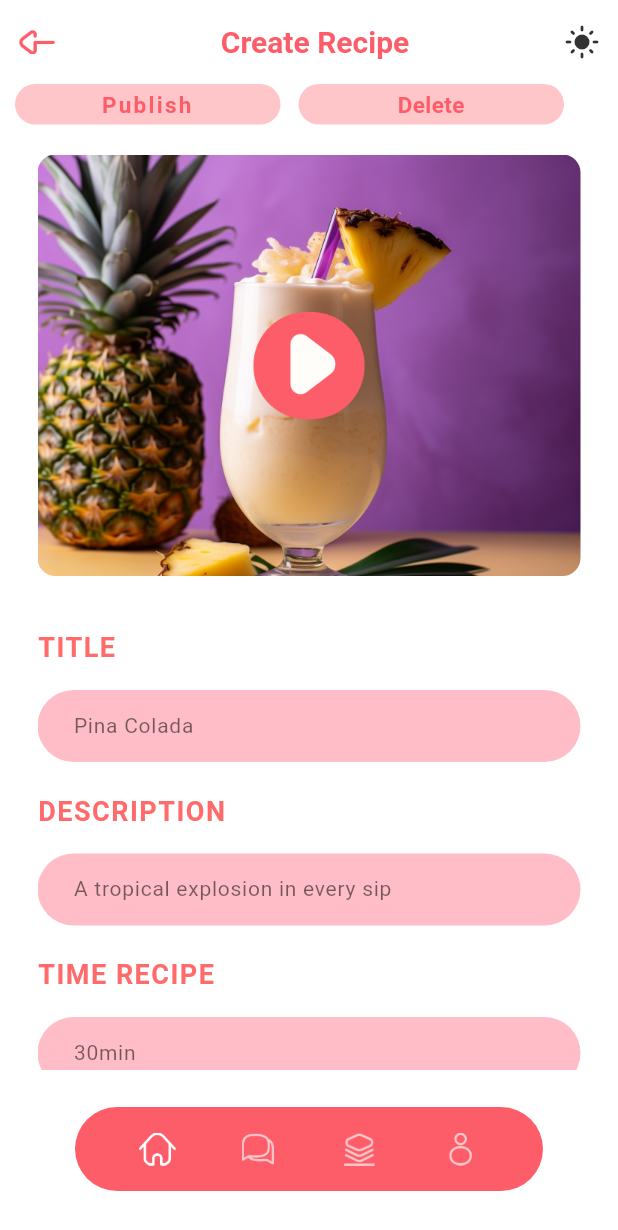
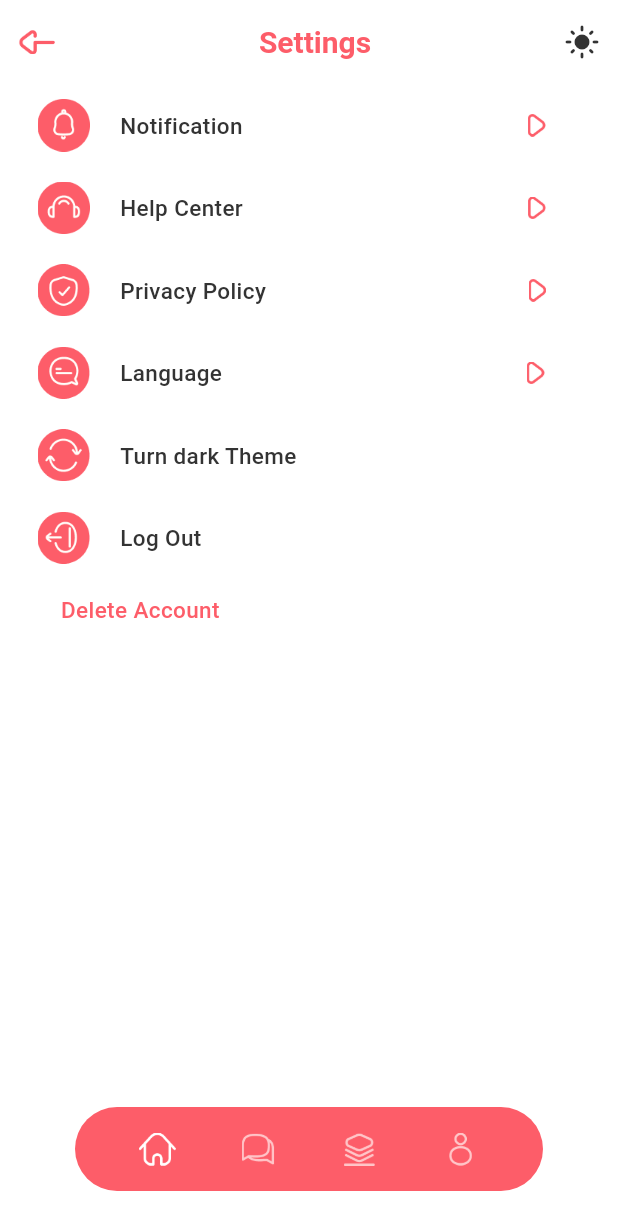
Before and after one commit to hamidulloulashov/homework_34_new, a Flutter app: the screen it shows after launch, on a phone screen of 412 x 824 dp. Shown: the top 1230 px of the screen. Run offline on Flutter 3.47's test engine with Material 3 defaults, Android fonts, the phone set to English and light mode, and no system bars; our stand-ins replace carousel_slider, dio, flutter_svg, go_router, shared_preferences, shimmer; accounts and stored records are empty.

Commit message:
O‘zgarish haqida izoh

```diff
--- a/lib/core/client.dart
+++ b/lib/core/client.dart
@@ -6,7 +6,7 @@ class ApiClient {
   ApiClient()
       : _dio = Dio(
           BaseOptions(
-            baseUrl: "http://192.168.0.104:8888/api/v1",
+            baseUrl: "http://192.168.0.103:8888/api/v1",
             connectTimeout: const Duration(seconds: 10),
             receiveTimeout: const Duration(seconds: 15),
             headers: {
--- a/lib/core/router/router.dart
+++ b/lib/core/router/router.dart
@@ -7,6 +7,8 @@ import 'package:homework_34/features/auth/pages/login_page.dart';
 import 'package:homework_34/features/auth/pages/register_page.dart';
 import 'package:homework_34/features/category/pages/category_page.dart';
 import 'package:homework_34/features/community/pages/community_page.dart';
+import 'package:homework_34/features/floating_menu_profile/pages/notifaction_pages.dart';
+import 'package:homework_34/features/floating_menu_profile/pages/settings_page.dart';
 import 'package:homework_34/features/onbording/pages/pagveiw_page.dart';
 import 'package:homework_34/features/top_chef/pages/top_chefs_page.dart';
 import 'package:homework_34/features/trending_news/pages/deatail_page.dart';
@@ -14,7 +16,7 @@ import 'package:homework_34/features/trending_news/pages/trending_recipes_page.d
 import 'package:homework_34/features/your_recipies/pages/your_recipeis_page.dart';
 class AppRouter {
   static final GoRouter router = GoRouter(
-    initialLocation: Routes.add_resipies,
+    initialLocation: Routes.settings,
     routes: [
       GoRoute(
         path: Routes.login,
@@ -62,7 +64,13 @@ class AppRouter {
       ),
       GoRoute(path: Routes.add_resipies,
       builder: (context, state) => AddResipeisPage(),
-      )
+      ),
+          GoRoute(path: Routes.settings,
+      builder: (context, state) => SettingsPage(),
+      ),
+           GoRoute(path: Routes.notifaction,
+      builder: (context, state) => NotifactionPages(),
+      ),
     ],
   );
 }
--- a/lib/core/router/routes.dart
+++ b/lib/core/router/routes.dart
@@ -9,4 +9,6 @@ class Routes {
   static const community = "/community";
   static const your_resipies = "/your_resipies";
   static const add_resipies = "/add_resipies";
+  static const settings = "/settings";
+  static const notifaction = "/notifaction";
  }
--- a/lib/features/common/widgets/custom_appbar_widget.dart
+++ b/lib/features/common/widgets/custom_appbar_widget.dart
@@ -70,7 +70,9 @@ class CustomAppBar extends StatelessWidget implements PreferredSizeWidget {
             ),
           ),
         if (second != null)
-          Container(
+          InkWell(
+            onTap: onSecondPressed,
+            child: Container(
               width: 28,
               height: 28,
               margin: const EdgeInsets.only(right: 8),
@@ -82,6 +84,7 @@ class CustomAppBar extends StatelessWidget implements PreferredSizeWidget {
                 padding: EdgeInsets.zero,
                 icon: Image.asset(second!, width: 18, height: 18),
                 onPressed: onSecondPressed,
+              ),
             ),
           ),
         ...?actions,
--- /dev/null
+++ b/lib/features/floating_menu_profile/pages/settings_page.dart
@@ -0,0 +1,105 @@
+import 'package:flutter/material.dart';
+import 'package:homework_34/core/utils/app_colors.dart';
+import 'package:homework_34/features/common/widgets/bottom_navigator_widget.dart';
+import 'package:homework_34/features/common/widgets/custom_appbar_widget.dart';
+import 'package:homework_34/features/floating_menu_profile/pages/notifaction_pages.dart';
+
+class SettingsPage extends StatelessWidget {
+  const SettingsPage({super.key});
+
+  @override
+  Widget build(BuildContext context) {
+    return Scaffold(
+      appBar: CustomAppBar(arrow: 'assets/arrow.png',title: "Settings",),
+      bottomNavigationBar: BottomNavigatorNews(),
+      body: Padding(
+        padding: const EdgeInsets.only(top: 10, left: 25),
+        child: Column(
+          children: [
+            Row(
+              children: [
+                Image.asset("assets/notifaction_contair.png", width: 35, height: 35,),
+                SizedBox(width: 20,),
+                Text("Notification",style: TextStyle(color: Theme.of(context).colorScheme.inverseSurface, fontWeight: FontWeight.w500, fontSize: 15),),
+                SizedBox(width: 190,),
+                GestureDetector(
+          onTap: () {
+            Navigator.push(
+              context,
+              MaterialPageRoute(builder: (context) => const NotifactionPages()),
+            );
+          },
+          child: Image.asset(
+            "assets/pause.png",
+            width: 12,
+            height: 15,
+          ),
+        ),
+              ],
+
+            ),
+            SizedBox(height: 20,),
+                  Row(
+              children: [
+                Image.asset("assets/naushnik.png", width: 35, height: 35,),
+                SizedBox(width: 20,),
+                Text("Help Center",style: TextStyle(color: Theme.of(context).colorScheme.inverseSurface, fontWeight: FontWeight.w500, fontSize: 15),),
+                SizedBox(width: 190,),
+                 Image.asset("assets/pause.png", width: 12, height: 15,),
+              ],
+
+            ),
+            SizedBox(height: 20,),
+                  Row(
+              children: [
+                Image.asset("assets/policy.png", width: 35, height: 35,),
+                SizedBox(width: 20,),
+                Text("Privacy Policy",style: TextStyle(color: Theme.of(context).colorScheme.inverseSurface, fontWeight: FontWeight.w500, fontSize: 15),),
+                SizedBox(width: 175,),
+                 Image.asset("assets/pause.png", width: 12, height: 15,),
+              ],
+
+            ),
+            SizedBox(height: 20,),
+                  Row(
+              children: [
+                Image.asset("assets/language.png", width: 35, height: 35,),
+                SizedBox(width: 20,),
+                Text("Language",style: TextStyle(color: Theme.of(context).colorScheme.inverseSurface, fontWeight: FontWeight.w500, fontSize: 15),),
+                SizedBox(width: 203,),
+                 Image.asset("assets/pause.png", width: 12, height: 15,),
+              ],
+
+            ),
+            SizedBox(height: 20,),
+                  Row(
+              children: [
+                Image.asset("assets/theme.png", width: 35, height: 35,),
+                SizedBox(width: 20,),
+                Text("Turn dark Theme",style: TextStyle(color: Theme.of(context).colorScheme.inverseSurface, fontWeight: FontWeight.w500, fontSize: 15),),
+
+              ],
+
+            ),
+            SizedBox(height: 20,),
+                  Row(
+              children: [
+                Image.asset("assets/log_out.png", width: 35, height: 35,),
+                SizedBox(width: 20,),
+                Text("Log Out",style: TextStyle(color: Theme.of(context).colorScheme.inverseSurface, fontWeight: FontWeight.w500, fontSize: 15),),
+
+              ],
+
+            ),
+            SizedBox(height: 20,),
+            Padding(
+              padding: const EdgeInsets.only(right: 250),
+              child: Text("Delete Account", style: TextStyle(color: AppColors.text, fontWeight: FontWeight.w500, fontSize: 15),),
+            )
+
+          ],
+        ),
+      ),
+    );
+  }
+}
--- a/lib/features/profile/pages/profile_page.dart
+++ b/lib/features/profile/pages/profile_page.dart
@@ -3,6 +3,7 @@ import 'package:homework_34/core/utils/app_colors.dart';
 import 'package:homework_34/data/repostories/your_recipies_repostory.dart';
 import 'package:homework_34/features/common/widgets/bottom_navigator_widget.dart';
 import 'package:homework_34/features/common/widgets/custom_appbar_widget.dart';
+import 'package:homework_34/features/floating_menu_profile/pages/settings_page.dart';
 import 'package:homework_34/features/profile/managers/favourite_veiw_model.dart';
 import 'package:homework_34/features/profile/managers/profile_view_model.dart';
 import 'package:homework_34/features/profile/widgets/recipe_detail_wigdet.dart';
@@ -38,6 +39,9 @@ class ProfilePage extends StatelessWidget {
                 first: 'assets/plus.png',
                 second: "assets/teng.png",
                 containerColor: AppColors.container,
+                onSecondPressed: () {
+                 Navigator.push(context, MaterialPageRoute(builder: (context)=> SettingsPage(),),);
+                },
               );
             },
           ),
```
Also changed, not shown: lib/features/floating_menu_profile/pages/notifaction_pages.dart (added, +167 -0 lines), assets/language.png (added), assets/log_out.png (added), assets/naushnik.png (added), assets/notifaction_contair.png (added), assets/pause.png (added), assets/policy.png (added), assets/theme.png (added). Lines whose indentation alone changed are shown as unchanged.
